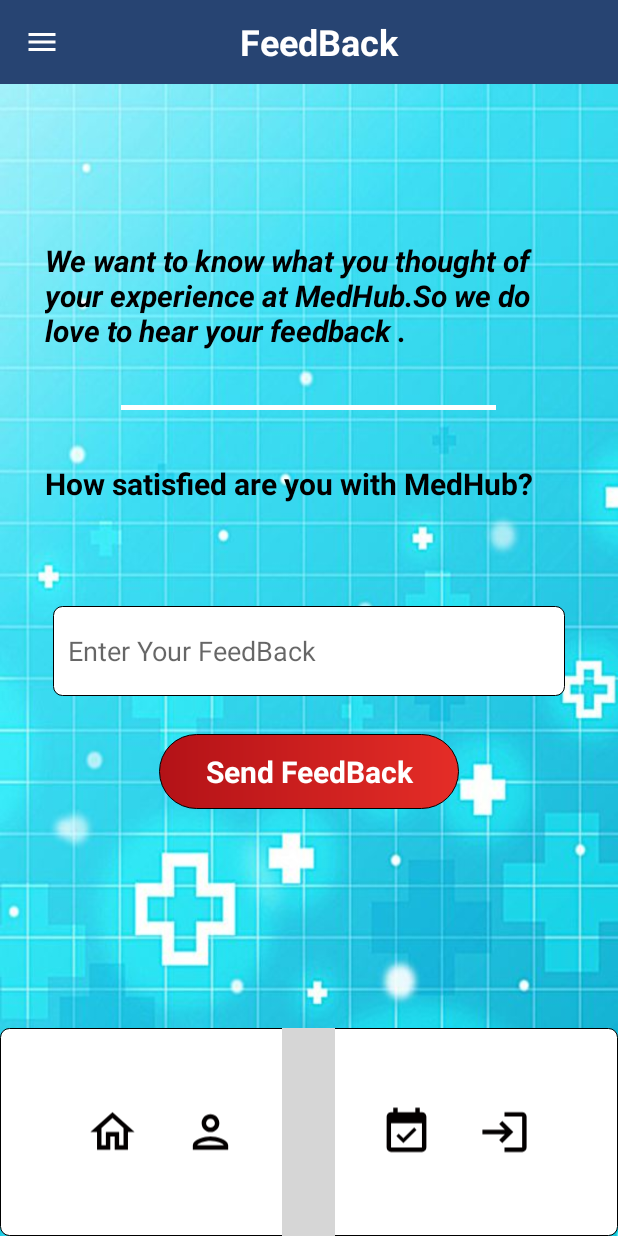
After one commit to SheemaRuzaik/MedHub, an Android app: the FeedBack screen opened directly, with no data from a screen before it, on a phone screen of 412 x 824 dp. The commit adds this screen. Run offline under Robolectric (Android 15) with nearby library versions, the phone set to English and light mode, and no system bars; our stand-ins replace Firebase (no records; nobody signed in at launch, a user with empty details on screens opened directly); grey boxes are pictures that could not be loaded.

Commit message:
add feedback

```diff
--- /dev/null
+++ b/app/src/main/java/com/example/medhub/FeedBack.java
@@ -0,0 +1,148 @@
+package com.example.medhub;
+
+import androidx.annotation.NonNull;
+import androidx.appcompat.app.ActionBar;
+import androidx.appcompat.app.AppCompatActivity;
+import androidx.appcompat.widget.Toolbar;
+import androidx.drawerlayout.widget.DrawerLayout;
+
+import android.content.Intent;
+import android.os.Bundle;
+import android.text.TextUtils;
+import android.view.View;
+import android.widget.EditText;
+import android.widget.ImageView;
+import android.widget.TextView;
+import android.widget.Toast;
+
+import com.google.android.material.navigation.NavigationView;
+import com.google.firebase.database.DataSnapshot;
+import com.google.firebase.database.DatabaseError;
+import com.google.firebase.database.DatabaseReference;
+import com.google.firebase.database.FirebaseDatabase;
+import com.google.firebase.database.ValueEventListener;
+
+public class FeedBack extends AppCompatActivity {
+
+    FeedBack_model feedBack_model;
+    // Title bar
+    TextView title;
+    //feedback
+    EditText feedback;
+    //Button
+    TextView save;
+    // navigation button
+    ImageView home, profile, appointment, my_book, logout;
+    // navigation details
+    private DrawerLayout drawerLayout;
+    private NavigationView navigationView;
+    private Toolbar toolbar;
+
+    DatabaseReference dbref;
+
+    @Override
+    protected void onCreate(Bundle savedInstanceState) {
+        super.onCreate(savedInstanceState);
+        setContentView(R.layout.activity_feed_back);
+
+        // Tool bar
+        title = findViewById(R.id.head);
+        title.setText("FeedBack");
+
+        feedback = findViewById(R.id.enter_feedback);
+        save = findViewById(R.id.save_feedback);
+
+        feedBack_model = new FeedBack_model();
+
+        final SessionManagement sessionManagement=new SessionManagement(FeedBack.this);
+        String un=sessionManagement.getSession();
+
+        dbref = FirebaseDatabase.getInstance().getReference().child("Patient").child(un);
+
+        save.setOnClickListener(new View.OnClickListener() {
+            @Override
+            public void onClick(View v) {
+                if (TextUtils.isEmpty(feedback.getText().toString().trim())){
+                    Toast.makeText(getApplicationContext(),"FeedBack Cannot Empty", Toast.LENGTH_SHORT).show();
+                }else{
+                    dbref = FirebaseDatabase.getInstance().getReference().child("FeedBack_model");
+
+                    feedBack_model.setNic(un);
+                    feedBack_model.setFeedbk(feedback.getText().toString().trim());
+
+                    dbref.addListenerForSingleValueEvent(new ValueEventListener() {
+                        @Override
+                        public void onDataChange(@NonNull DataSnapshot snapshot) {
+                            dbref.child(feedBack_model.getNic()).setValue(feedBack_model);
+                            Toast.makeText(getApplicationContext(),"Successfully Send FeedBack",Toast.LENGTH_SHORT).show();
+                            Intent intent = new Intent(getApplicationContext(),PatientProfile.class);
+                            startActivity(intent);
+                        }
+
+                        @Override
+                        public void onCancelled(@NonNull DatabaseError error) {
+
+                        }
+                    });
+                }
+            }
+        });
+        // navigation implement
+        drawerLayout = findViewById(R.id.drawer_fb);
+        //navigationView = findViewById(R.id.Navigation_view_pep);
+        toolbar = findViewById(R.id.app_bar);
+
+        setSupportActionBar(toolbar);
+        ActionBar actionBar = getSupportActionBar();
+        actionBar.setDisplayHomeAsUpEnabled(true);
+        actionBar.setHomeAsUpIndicator(R.drawable.menu);
+
+        // navigation button
+        home = findViewById(R.id.feedback_to_home);
+        profile = findViewById(R.id.feedback_to_pat_pro);
+        appointment = findViewById(R.id.feedback_to_appointment);
+        my_book = findViewById(R.id.feedback_to_my_book);
+        logout = findViewById(R.id.feedback_to_logout);
+
+        home.setOnClickListener(new View.OnClickListener() {
+            @Override
+            public void onClick(View v) {
+                //Intent intent = new Intent(PatientEditProfile.this, MyBooking.class);
+                //startActivity(intent);
+            }
+        });
+
+        profile.setOnClickListener(new View.OnClickListener() {
+            @Override
+            public void onClick(View v) {
+                Intent intent = new Intent(FeedBack.this, PatientProfile.class);
+                startActivity(intent);
+            }
+        });
+
+        appointment.setOnClickListener(new View.OnClickListener() {
+            @Override
+            public void onClick(View v) {
+                //Intent intent = new Intent(PatientEditProfile.this, MyBooking.class);
+                //startActivity(intent);
+            }
+        });
+
+        my_book.setOnClickListener(new View.OnClickListener() {
+            @Override
+            public void onClick(View v) {
+                //Intent intent = new Intent(PatientEditProfile.this, MyBooking.class);
+                //startActivity(intent);
+            }
+        });
+
+        logout.setOnClickListener(new View.OnClickListener() {
+            @Override
+            public void onClick(View v) {
+                Intent intent = new Intent(FeedBack.this, WelcomePage.class);
+                startActivity(intent);
+            }
+        });
+
+    }
+}
--- /dev/null
+++ b/app/src/main/java/com/example/medhub/FeedBack_model.java
@@ -0,0 +1,26 @@
+package com.example.medhub;
+
+public class FeedBack_model {
+    private String nic;
+    private String feedbk;
+
+    public FeedBack_model() {
+
+    }
+
+    public String getNic() {
+        return nic;
+    }
+
+    public void setNic(String nic) {
+        this.nic = nic;
+    }
+
+    public String getFeedbk() {
+        return feedbk;
+    }
+
+    public void setFeedbk(String feedbk) {
+        this.feedbk = feedbk;
+    }
+}
--- a/app/src/main/java/com/example/medhub/HospitalProfile.java
+++ b/app/src/main/java/com/example/medhub/HospitalProfile.java
@@ -105,7 +105,7 @@
 
                 Toast.makeText(getApplicationContext(), "Successfully deleted", Toast.LENGTH_SHORT).show();
 
-                Intent intent = new Intent(getApplicationContext(),MainActivity.class);
+                Intent intent = new Intent(getApplicationContext(),WelcomePage.class);
                 startActivity(intent);
             }
         });
--- /dev/null
+++ b/app/src/main/res/layout/activity_feed_back.xml
@@ -0,0 +1,126 @@
+<?xml version="1.0" encoding="utf-8"?>
+<androidx.drawerlayout.widget.DrawerLayout xmlns:android="http://schemas.android.com/apk/res/android"
+    xmlns:app="http://schemas.android.com/apk/res-auto"
+    xmlns:tools="http://schemas.android.com/tools"
+    android:layout_width="match_parent"
+    android:layout_height="match_parent"
+    android:id="@+id/drawer_fb"
+    android:orientation="vertical"
+    android:background="@drawable/user"
+    tools:context=".FeedBack">
+
+    <RelativeLayout
+        android:layout_width="match_parent"
+        android:layout_height="match_parent">
+
+        <include layout="@layout/app_bar"/>
+    </RelativeLayout>
+
+
+    <LinearLayout
+        android:layout_width="match_parent"
+        android:layout_height="match_parent"
+        android:orientation="vertical"
+        android:layout_marginTop="150dp"
+        android:layout_marginBottom="100dp"
+        android:layout_marginLeft="20dp"
+        android:layout_marginRight="20dp">
+
+        <TextView
+            android:layout_width="match_parent"
+            android:layout_height="100dp"
+            android:text="@string/feedback"
+            android:textSize="20dp"
+            android:padding="10dp"
+            android:textStyle="bold|italic"
+            android:textColor="@color/black"/>
+
+        <View
+            android:layout_width="250dp"
+            android:layout_height="3dp"
+            android:layout_marginTop="20dp"
+            android:layout_gravity="center"
+            android:background="@color/white"/>
+
+        <TextView
+            android:layout_width="match_parent"
+            android:layout_height="70dp"
+            android:layout_marginTop="25dp"
+            android:text="How satisfied are you with MedHub?"
+            android:textSize="20dp"
+            android:textStyle="bold"
+            android:textColor="@color/black"
+            android:padding="10dp"/>
+
+        <EditText
+            android:id="@+id/enter_feedback"
+            android:layout_width="match_parent"
+            android:layout_height="60dp"
+            android:layout_marginRight="15dp"
+            android:layout_marginLeft="15dp"
+            android:layout_marginTop="35dp"
+            android:padding="10dp"
+            android:background="@drawable/input_bg"
+            android:hint="Enter Your FeedBack"/>
+
+        <TextView
+            android:id="@+id/save_feedback"
+            android:layout_width="200dp"
+            android:layout_height="50dp"
+            android:layout_marginTop="25dp"
+            android:layout_gravity="center"
+            android:text="Send FeedBack"
+            android:gravity="center"
+            android:textSize="20dp"
+            android:textStyle="bold"
+            android:textColor="@color/white"
+            android:background="@drawable/button_save_bg"/>
+    </LinearLayout>
+
+    <LinearLayout
+        android:layout_width="match_parent"
+        android:layout_height="35dp"
+        android:layout_marginTop="685dp"
+        android:gravity="center"
+        android:background="@drawable/input_bg"
+        android:orientation="horizontal">
+
+        <ImageView
+            android:id="@+id/feedback_to_home"
+            android:layout_width="35dp"
+            android:layout_height="match_parent"
+            android:src="@drawable/home_bottom"/>
+
+        <ImageView
+            android:id="@+id/feedback_to_pat_pro"
+            android:layout_width="35dp"
+            android:layout_height="match_parent"
+            android:layout_marginLeft="30dp"
+            android:src="@drawable/person_bottom" />
+
+        <ImageView
+            android:id="@+id/feedback_to_appointment"
+            android:layout_width="35dp"
+            android:layout_height="match_parent"
+            android:layout_marginLeft="30dp"
+            android:src="@drawable/make_appointment" />
+
+        <ImageView
+            android:id="@+id/feedback_to_my_book"
+            android:layout_width="35dp"
+            android:layout_height="match_parent"
+            android:layout_marginLeft="30dp"
+            android:src="@drawable/event_available_bottom" />
+
+        <ImageView
+            android:id="@+id/feedback_to_logout"
+            android:layout_width="35dp"
+            android:layout_height="match_parent"
+            android:layout_marginLeft="30dp"
+            android:src="@drawable/login_bottom" />
+
+    </LinearLayout>
+
+
+
+</androidx.drawerlayout.widget.DrawerLayout>
--- a/app/src/main/res/values/strings.xml
+++ b/app/src/main/res/values/strings.xml
@@ -5,6 +5,7 @@
         <item>Male</item>
         <item>Female</item>
     </string-array>
+    <string name="feedback">We want to know what you thought of your experience at MedHub.So we do love to hear your feedback . </string>
     <string name="fullname">Full Name - Required</string>
     <string name="hname">Hospital Name - Required</string>
     <string name="nic">NIC - Required</string>
```
Also changed, not shown: app/src/main/AndroidManifest.xml (+4 -3 lines), app/src/main/java/com/example/medhub/PatientProfile.java (+11 -2 lines), app/src/main/res/drawable/feedback_btn.xml (added, +11 -0 lines), app/src/main/res/layout/activity_patient_profile.xml (+12 -2 lines).
